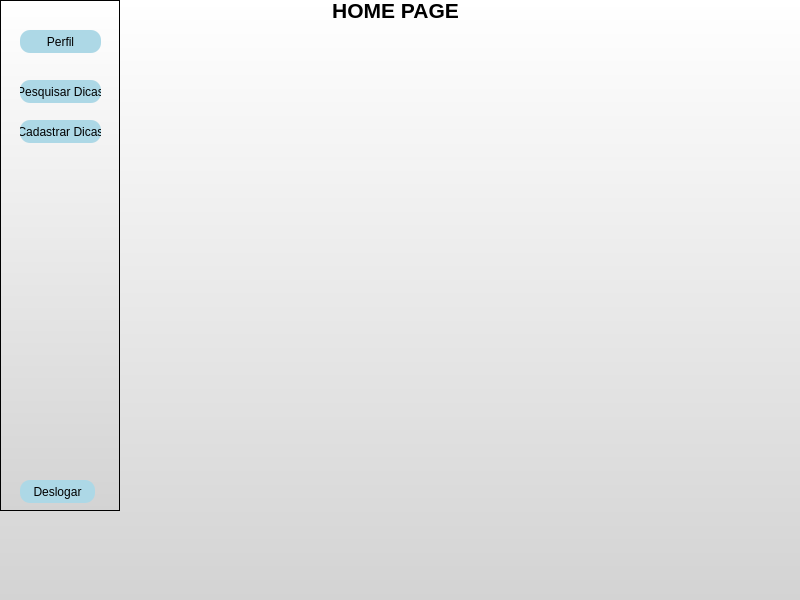
This is telas/untitled.ui in JorgeLuis8/Trabalho-POO-II as Qt 5 draws it before an edit. The edited form follows.
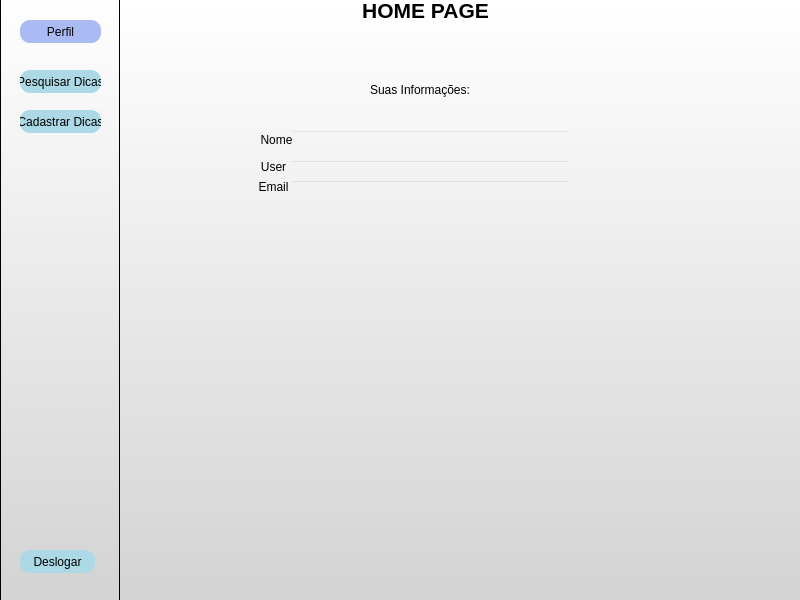
This is the edited form.

What changed in the file:
```diff
--- a/telas/untitled.ui
+++ b/telas/untitled.ui
@@ -33,7 +33,7 @@
    <widget class="QLabel" name="label">
     <property name="geometry">
      <rect>
-      <x>250</x>
+      <x>280</x>
       <y>0</y>
       <width>291</width>
       <height>21</height>
@@ -63,9 +63,9 @@
     <property name="geometry">
      <rect>
       <x>0</x>
-      <y>0</y>
+      <y>-10</y>
       <width>120</width>
-      <height>511</height>
+      <height>611</height>
      </rect>
     </property>
     <property name="styleSheet">
@@ -106,7 +106,7 @@
      <property name="geometry">
       <rect>
        <x>20</x>
-       <y>480</y>
+       <y>560</y>
        <width>75</width>
        <height>23</height>
       </rect>
@@ -137,7 +137,7 @@
      </property>
      <property name="styleSheet">
       <string notr="true">QPushButton {
-    background-color:  #add8e6;
+    background-color:  #AABAF2 ;
     border-radius: 10px;
 }
 
@@ -175,6 +175,139 @@
      </property>
     </widget>
    </widget>
+   <widget class="QLineEdit" name="lineEdit">
+    <property name="geometry">
+     <rect>
+      <x>290</x>
+      <y>130</y>
+      <width>281</width>
+      <height>20</height>
+     </rect>
+    </property>
+    <property name="styleSheet">
+     <string notr="true">color: black;
+background-color: transparent;
+
+</string>
+    </property>
+   </widget>
+   <widget class="QLineEdit" name="lineEdit_2">
+    <property name="geometry">
+     <rect>
+      <x>290</x>
+      <y>160</y>
+      <width>281</width>
+      <height>20</height>
+     </rect>
+    </property>
+    <property name="styleSheet">
+     <string notr="true">color: black;
+background-color: transparent;
+
+</string>
+    </property>
+   </widget>
+   <widget class="QLineEdit" name="lineEdit_3">
+    <property name="geometry">
+     <rect>
+      <x>290</x>
+      <y>180</y>
+      <width>281</width>
+      <height>20</height>
+     </rect>
+    </property>
+    <property name="styleSheet">
+     <string notr="true">color: black;
+background-color: transparent;
+
+</string>
+    </property>
+   </widget>
+   <widget class="QLabel" name="label_2">
+    <property name="geometry">
+     <rect>
+      <x>236</x>
+      <y>130</y>
+      <width>81</width>
+      <height>20</height>
+     </rect>
+    </property>
+    <property name="styleSheet">
+     <string notr="true">color: black;
+background-color: transparent;
+border: none;
+</string>
+    </property>
+    <property name="text">
+     <string>Nome</string>
+    </property>
+    <property name="alignment">
+     <set>Qt::AlignCenter</set>
+    </property>
+   </widget>
+   <widget class="QLabel" name="label_3">
+    <property name="geometry">
+     <rect>
+      <x>250</x>
+      <y>160</y>
+      <width>47</width>
+      <height>13</height>
+     </rect>
+    </property>
+    <property name="styleSheet">
+     <string notr="true">color: black;
+background-color: transparent;
+border: none;
+</string>
+    </property>
+    <property name="text">
+     <string>User</string>
+    </property>
+    <property name="alignment">
+     <set>Qt::AlignCenter</set>
+    </property>
+   </widget>
+   <widget class="QLabel" name="label_4">
+    <property name="geometry">
+     <rect>
+      <x>250</x>
+      <y>180</y>
+      <width>47</width>
+      <height>13</height>
+     </rect>
+    </property>
+    <property name="styleSheet">
+     <string notr="true">color: black;
+background-color: transparent;
+border: none;
+</string>
+    </property>
+    <property name="text">
+     <string>Email</string>
+    </property>
+    <property name="alignment">
+     <set>Qt::AlignCenter</set>
+    </property>
+   </widget>
+   <widget class="QLabel" name="label_5">
+    <property name="geometry">
+     <rect>
+      <x>370</x>
+      <y>80</y>
+      <width>111</width>
+      <height>20</height>
+     </rect>
+    </property>
+    <property name="styleSheet">
+     <string notr="true">color: black;
+background-color: transparent;
+border: none;
+</string>
+    </property>
+    <property name="text">
+     <string>Suas Informações: </string>
+    </property>
+   </widget>
   </widget>
  </widget>
  <resources/>
```
Left out of the diff: 2 changed lines with no effect on the pictures.
